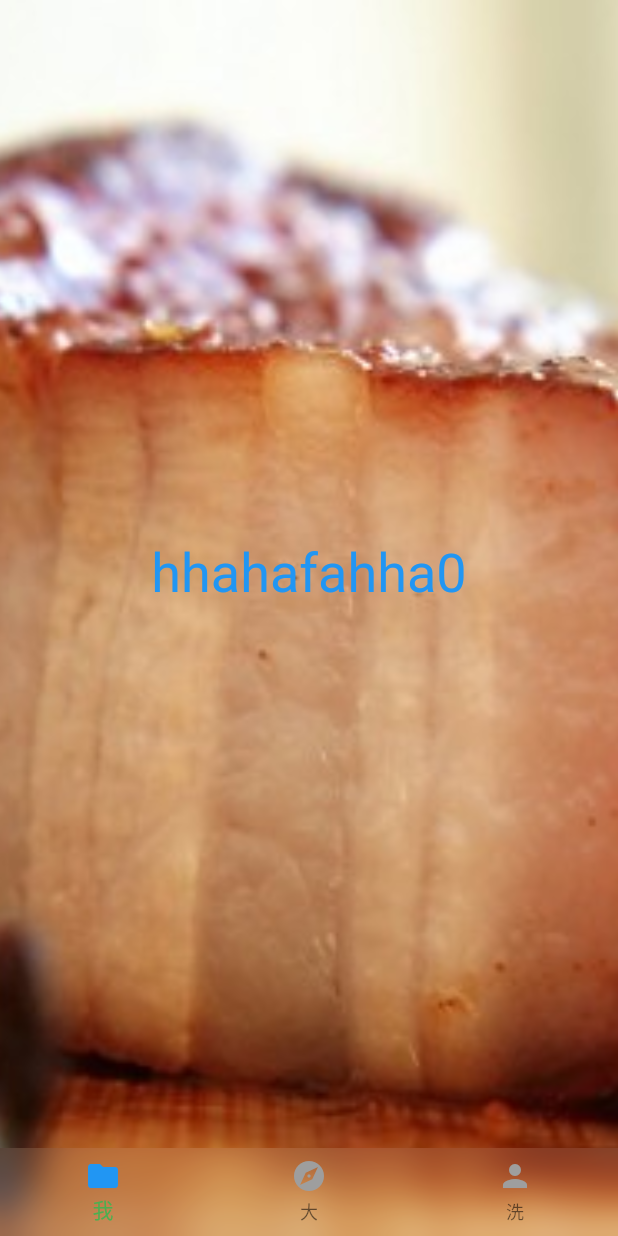
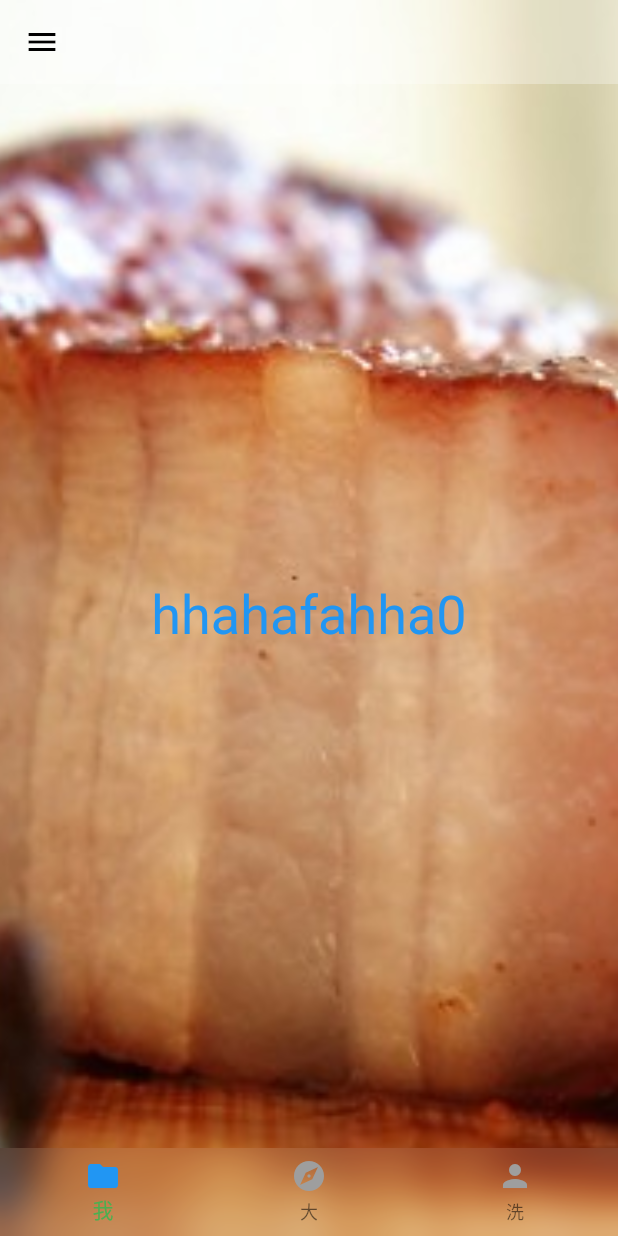
Before and after one commit to carpediemvv/flutter_buildself, a Flutter app: the screen it shows after launch, on a phone screen of 412 x 824 dp. Run offline on Flutter 3.47's test engine with Material 2 defaults, Android fonts, the light colour scheme and no system bars.

Commit message:
实现顶部状态栏

```diff
--- a/lib/tab_navigator.dart
+++ b/lib/tab_navigator.dart
@@ -30,8 +30,21 @@ class _TabNavigatorState extends State<TabNavigator> {
           Padding(padding: EdgeInsets.symmetric(horizontal: 0.0, vertical: 0.0),
           child: Stack(
             children: [
-
               Scaffold(
+                appBar: AppBar(
+                  leading: Builder(
+                     builder: (BuildContext context) {
+                       return IconButton(
+                         color: Colors.black,
+                         icon: const Icon(Icons.menu),
+                         onPressed: () { Scaffold.of(context).openDrawer(); },
+                         tooltip: MaterialLocalizations.of(context).openAppDrawerTooltip,
+                       );
+                     },
+                   ),
+                  backgroundColor: Colors.white30,
+                  elevation: 0,
+                ),
                 backgroundColor: Colors.transparent,
                 drawer: Container(
                   child: Drawer(
```
